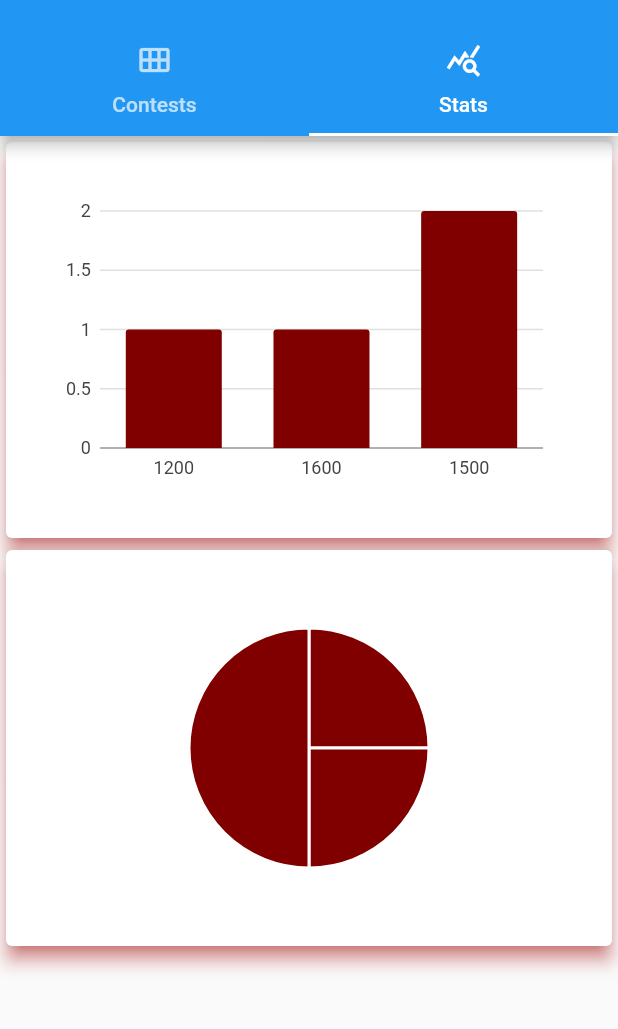
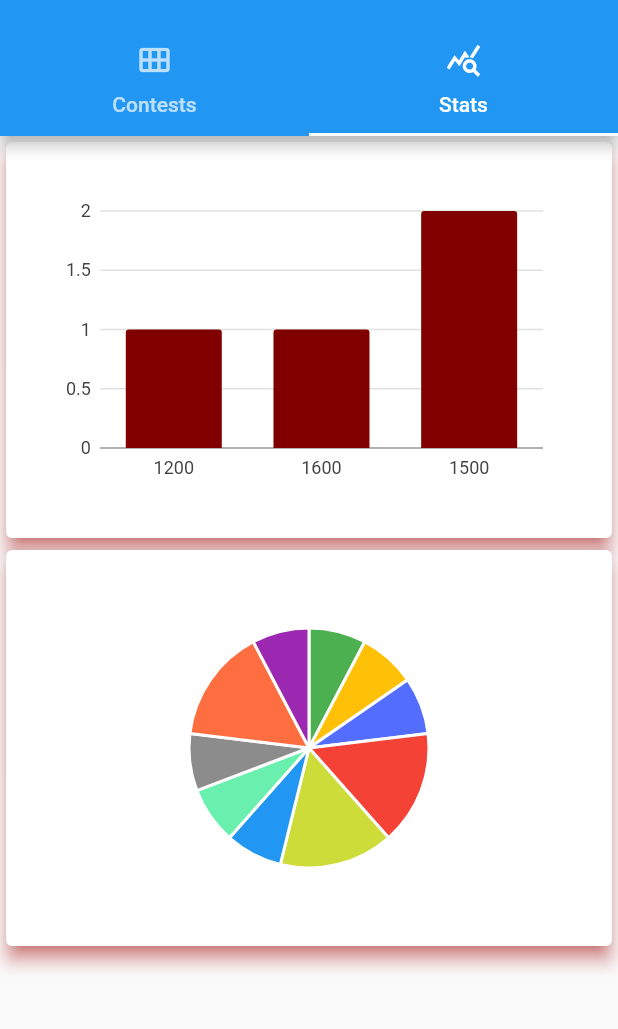
Before and after one commit to sk25469/Codeforces_Visualizer, a Flutter app: the screen it shows after launch, tab 2 chosen, on a phone screen of 412 x 824 dp, the part 59-1088 px from its top. Run offline on Flutter 3.47's test engine with Material 2 defaults, Android fonts, the phone set to English and light mode, and no system bars; our stand-ins replace charts_flutter.

Commit message:
refractoring and adding color to pie chart

```diff
--- /dev/null
+++ b/lib/ChartSeries/problem_rating_series.dart
@@ -0,0 +1,25 @@
+import 'package:charts_flutter/flutter.dart';
+import 'package:charts_flutter/flutter.dart' as charts;
+import 'package:codeforces_visualizer/models/problem_detail_by_rating.dart';
+
+class ProblemRatingSeries {
+  final List<ProblemDetailByRating> data;
+
+  ProblemRatingSeries(this.data);
+
+  List<Series<ProblemDetailByRating, String>> getSeries() {
+    var series = [
+      charts.Series(
+        domainFn: (ProblemDetailByRating problemDetail, _) =>
+            problemDetail.rating.toString(),
+        measureFn: (ProblemDetailByRating problemDetail, _) =>
+            problemDetail.quesCnt,
+        colorFn: (something, _) => charts.Color.fromHex(code: "#800000"),
+        id: 'Clicks',
+        data: data,
+      ),
+    ];
+
+    return series;
+  }
+}
--- /dev/null
+++ b/lib/ChartSeries/problem_topic_series.dart
@@ -0,0 +1,24 @@
+import 'package:charts_flutter/flutter.dart';
+import 'package:codeforces_visualizer/models/problem_detail_by_tags.dart';
+import 'package:charts_flutter/flutter.dart' as charts;
+
+class ProblemTopicSeries {
+  final List<ProblemDetailByTags> data;
+
+  ProblemTopicSeries(this.data);
+
+  List<Series<ProblemDetailByTags, String>> getSeries() {
+    var series = [
+      charts.Series(
+        domainFn: (ProblemDetailByTags problemDetail, _) => problemDetail.tag,
+        measureFn: (ProblemDetailByTags problemDetail, _) =>
+            problemDetail.quesCnt,
+        colorFn: (ProblemDetailByTags problemDetail, _) => problemDetail.color,
+        id: 'Clicks',
+        data: data,
+      ),
+    ];
+
+    return series;
+  }
+}
--- a/lib/dummy_data.dart
+++ b/lib/dummy_data.dart
@@ -1,8 +1,12 @@
 import 'dart:collection';
 
-import 'package:codeforces_visualizer/models/problem.dart';
+import 'package:codeforces_visualizer/models/problem_detail_by_tags.dart';
+import 'package:codeforces_visualizer/tag_colors.dart';
+import 'package:flutter/material.dart';
 
-import 'models/problem_detail.dart';
+import './models/problem.dart';
+
+import 'models/problem_detail_by_rating.dart';
 
 class DummyData {
   static final List<Problem> problemList = [
@@ -32,27 +36,53 @@ class DummyData {
     ),
   ];
 
-  final _quesCount = HashMap<int, int>();
-  final List<ProblemDetail> _data = [];
+  final _quesCountByRating = HashMap<int, int>();
+  final _quesCountByTopic = HashMap<String, int>();
+  final List<ProblemDetailByRating> _ratingData = [];
+  final List<ProblemDetailByTags> _tagData = [];
 
   DummyData();
 
-  void getQuesCount() {
+  void _getQuesCountByTopic() {
     for (int i = 0; i < problemList.length; i++) {
-      _quesCount[problemList[i].rating] = 0;
+      for (int j = 0; j < problemList[i].tags.length; j++) {
+        _quesCountByTopic[problemList[i].tags[j]] = 0;
+      }
     }
 
     for (int i = 0; i < problemList.length; i++) {
-      _quesCount[problemList[i].rating] =
-          _quesCount[problemList[i].rating]! + 1;
+      for (int j = 0; j < problemList[i].tags.length; j++) {
+        _quesCountByTopic[problemList[i].tags[j]] =
+            _quesCountByTopic[problemList[i].tags[j]]! + 1;
+      }
     }
   }
 
-  List<ProblemDetail> getProblemDetails() {
-    getQuesCount();
-    _quesCount.forEach((key, value) {
-      _data.add(ProblemDetail(value, key));
+  void _getQuesCountByRating() {
+    for (int i = 0; i < problemList.length; i++) {
+      _quesCountByRating[problemList[i].rating] = 0;
+    }
+
+    for (int i = 0; i < problemList.length; i++) {
+      _quesCountByRating[problemList[i].rating] =
+          _quesCountByRating[problemList[i].rating]! + 1;
+    }
+  }
+
+  List<ProblemDetailByRating> getProblemDetailsByRating() {
+    _getQuesCountByRating();
+    _quesCountByRating.forEach((key, value) {
+      _ratingData.add(ProblemDetailByRating(value, key));
     });
-    return _data;
+    return [..._ratingData];
+  }
+
+  List<ProblemDetailByTags> getProblemDetailsByTags() {
+    _getQuesCountByTopic();
+    _quesCountByTopic.forEach((key, value) {
+      _tagData
+          .add(ProblemDetailByTags(value, key, TagColors.colors[key] as Color));
+    });
+    return [..._tagData];
   }
 }
--- a/lib/models/problem_detail.dart
+++ /dev/null
@@ -1,6 +0,0 @@
-class ProblemDetail {
-  final int rating;
-  final int quesCnt;
-
-  ProblemDetail(this.quesCnt, this.rating);
-}
--- /dev/null
+++ b/lib/models/problem_detail_by_rating.dart
@@ -0,0 +1,6 @@
+class ProblemDetailByRating {
+  final int rating;
+  final int quesCnt;
+
+  ProblemDetailByRating(this.quesCnt, this.rating);
+}
--- /dev/null
+++ b/lib/models/problem_detail_by_tags.dart
@@ -0,0 +1,13 @@
+import 'dart:ui';
+
+import 'package:charts_flutter/flutter.dart' as charts;
+
+class ProblemDetailByTags {
+  final String tag;
+  final int quesCnt;
+  final charts.Color color;
+
+  ProblemDetailByTags(this.quesCnt, this.tag, Color color)
+      : color = charts.Color(
+            r: color.red, g: color.green, b: color.blue, a: color.alpha);
+}
--- a/lib/screens/user_info_screen.dart
+++ b/lib/screens/user_info_screen.dart
@@ -1,54 +1,32 @@
-import 'dart:collection';
-
 import 'package:charts_flutter/flutter.dart' as charts;
+import 'package:codeforces_visualizer/ChartSeries/problem_rating_series.dart';
+import 'package:codeforces_visualizer/ChartSeries/problem_topic_series.dart';
+import 'package:codeforces_visualizer/models/problem_detail_by_tags.dart';
+import 'package:codeforces_visualizer/widgets/chart.dart';
 import 'package:flutter/material.dart';
 
 import 'package:codeforces_visualizer/dummy_data.dart';
-import 'package:codeforces_visualizer/models/problem_detail.dart';
+import 'package:codeforces_visualizer/models/problem_detail_by_rating.dart';
 
 class UserInfoScreen extends StatelessWidget {
   const UserInfoScreen({Key? key}) : super(key: key);
 
   @override
   Widget build(BuildContext context) {
-    List<ProblemDetail> data = DummyData().getProblemDetails();
-
-    var series = [
-      charts.Series(
-        domainFn: (ProblemDetail problemDetail, _) =>
-            problemDetail.rating.toString(),
-        measureFn: (ProblemDetail problemDetail, _) => problemDetail.quesCnt,
-        colorFn: (something, _) => charts.Color.fromHex(code: "#800000"),
-        id: 'Clicks',
-        data: data,
-      ),
-    ];
+    List<ProblemDetailByRating> ratingData =
+        DummyData().getProblemDetailsByRating();
+    List<ProblemDetailByTags> tagData = DummyData().getProblemDetailsByTags();
 
     var barChart = charts.BarChart(
-      series,
+      ProblemRatingSeries(ratingData).getSeries(),
       animate: false,
     );
 
     var pieChart = charts.PieChart(
-      series,
+      ProblemTopicSeries(tagData).getSeries(),
       animate: false,
     );
 
-    var barChartWidget = Padding(
-      padding: const EdgeInsets.all(32.0),
-      child: SizedBox(
-        height: 200.0,
-        child: barChart,
-      ),
-    );
-
-    var pieChartWidget = Padding(
-      padding: const EdgeInsets.all(32.0),
-      child: SizedBox(
-        height: 200.0,
-        child: pieChart,
-      ),
-    );
     return Column(
       children: [
         Container(
@@ -58,13 +36,13 @@ class UserInfoScreen extends StatelessWidget {
                 elevation: 5,
                 shadowColor: const Color.fromRGBO(255, 10, 10, 50),
                 borderOnForeground: true,
-                child: barChartWidget,
+                child: Chart(barChart),
               ),
               Card(
                 elevation: 5,
                 shadowColor: const Color.fromRGBO(255, 10, 10, 50),
                 borderOnForeground: true,
-                child: pieChartWidget,
+                child: Chart(pieChart),
               ),
             ],
           ),
--- /dev/null
+++ b/lib/tag_colors.dart
@@ -0,0 +1,18 @@
+import 'package:flutter/material.dart';
+
+class TagColors {
+  static const colors = {
+    "constructive algorithms": Colors.blue,
+    "math": Colors.red,
+    "number theory": Colors.greenAccent,
+    "dp": Colors.amber,
+    "greedy": Colors.deepOrangeAccent,
+    "sortings": Colors.lime,
+    "dfs and similar": Colors.purple,
+    "dsu": Colors.indigoAccent,
+    "graphs": Colors.black45,
+    "data structures": Colors.green,
+  };
+
+  TagColors();
+}
--- /dev/null
+++ b/lib/widgets/chart.dart
@@ -0,0 +1,18 @@
+import 'package:flutter/material.dart';
+
+class Chart extends StatelessWidget {
+  final Widget chartType;
+
+  Chart(this.chartType);
+
+  @override
+  Widget build(BuildContext context) {
+    return Padding(
+      padding: const EdgeInsets.all(32.0),
+      child: SizedBox(
+        height: 200.0,
+        child: chartType,
+      ),
+    );
+  }
+}
```
